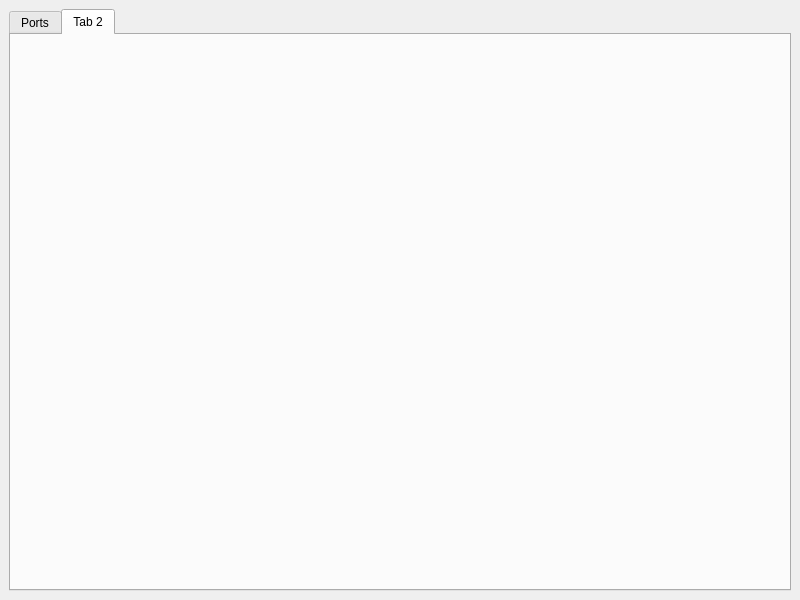
The window that mainwindow.ui (wh201906/SerialTest) describes before a commit, drawn with Qt 5.
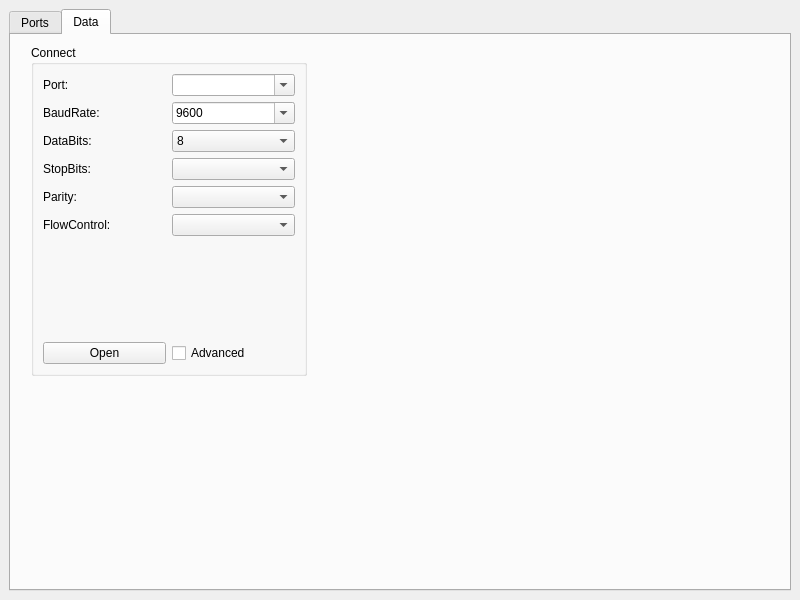
The same window after the commit.

```diff
--- a/mainwindow.ui
+++ b/mainwindow.ui
@@ -56,8 +56,192 @@
       </widget>
       <widget class="QWidget" name="tab_2">
        <attribute name="title">
-        <string>Tab 2</string>
+        <string>Data</string>
        </attribute>
+       <widget class="QGroupBox" name="groupBox">
+        <property name="geometry">
+         <rect>
+          <x>20</x>
+          <y>10</y>
+          <width>276</width>
+          <height>331</height>
+         </rect>
+        </property>
+        <property name="title">
+         <string>Connect</string>
+        </property>
+        <layout class="QGridLayout" name="gridLayout">
+         <item row="7" column="0">
+          <widget class="QPushButton" name="connectButton">
+           <property name="text">
+            <string>Open</string>
+           </property>
+          </widget>
+         </item>
+         <item row="0" column="0">
+          <widget class="QLabel" name="label">
+           <property name="text">
+            <string>Port:</string>
+           </property>
+          </widget>
+         </item>
+         <item row="2" column="0">
+          <widget class="QLabel" name="dataBitsLabel">
+           <property name="text">
+            <string>DataBits:</string>
+           </property>
+          </widget>
+         </item>
+         <item row="4" column="0">
+          <widget class="QLabel" name="parityLabel">
+           <property name="text">
+            <string>Parity:</string>
+           </property>
+          </widget>
+         </item>
+         <item row="1" column="0">
+          <widget class="QLabel" name="label_2">
+           <property name="text">
+            <string>BaudRate:</string>
+           </property>
+          </widget>
+         </item>
+         <item row="3" column="0">
+          <widget class="QLabel" name="stopBitsLabel">
+           <property name="text">
+            <string>StopBits:</string>
+           </property>
+          </widget>
+         </item>
+         <item row="5" column="0">
+          <widget class="QLabel" name="flowControlLabel">
+           <property name="text">
+            <string>FlowControl:</string>
+           </property>
+          </widget>
+         </item>
+         <item row="6" column="0">
+          <spacer name="verticalSpacer">
+           <property name="orientation">
+            <enum>Qt::Vertical</enum>
+           </property>
+           <property name="sizeHint" stdset="0">
+            <size>
+             <width>20</width>
+             <height>40</height>
+            </size>
+           </property>
+          </spacer>
+         </item>
+         <item row="7" column="1">
+          <widget class="QCheckBox" name="advancedBox">
+           <property name="text">
+            <string>Advanced</string>
+           </property>
+          </widget>
+         </item>
+         <item row="5" column="1">
+          <widget class="QComboBox" name="flowControlBox"/>
+         </item>
+         <item row="4" column="1">
+          <widget class="QComboBox" name="parityBox"/>
+         </item>
+         <item row="1" column="1">
+          <widget class="QComboBox" name="baudRateBox">
+           <property name="editable">
+            <bool>true</bool>
+           </property>
+           <property name="currentIndex">
+            <number>3</number>
+           </property>
+           <item>
+            <property name="text">
+             <string>1200</string>
+            </property>
+           </item>
+           <item>
+            <property name="text">
+             <string>2400</string>
+            </property>
+           </item>
+           <item>
+            <property name="text">
+             <string>4800</string>
+            </property>
+           </item>
+           <item>
+            <property name="text">
+             <string>9600</string>
+            </property>
+           </item>
+           <item>
+            <property name="text">
+             <string>19200</string>
+            </property>
+           </item>
+           <item>
+            <property name="text">
+             <string>38400</string>
+            </property>
+           </item>
+           <item>
+            <property name="text">
+             <string>57600</string>
+            </property>
+           </item>
+           <item>
+            <property name="text">
+             <string>115200</string>
+            </property>
+           </item>
+          </widget>
+         </item>
+         <item row="2" column="1">
+          <widget class="QComboBox" name="dataBitsBox">
+           <property name="editable">
+            <bool>false</bool>
+           </property>
+           <property name="currentIndex">
+            <number>3</number>
+           </property>
+           <item>
+            <property name="text">
+             <string>5</string>
+            </property>
+           </item>
+           <item>
+            <property name="text">
+             <string>6</string>
+            </property>
+           </item>
+           <item>
+            <property name="text">
+             <string>7</string>
+            </property>
+           </item>
+           <item>
+            <property name="text">
+             <string>8</string>
+            </property>
+           </item>
+          </widget>
+         </item>
+         <item row="3" column="1">
+          <widget class="QComboBox" name="stopBitsBox">
+           <property name="editable">
+            <bool>false</bool>
+           </property>
+          </widget>
+         </item>
+         <item row="0" column="1">
+          <widget class="QComboBox" name="portBox">
+           <property name="editable">
+            <bool>true</bool>
+           </property>
+          </widget>
+         </item>
+        </layout>
+       </widget>
       </widget>
      </widget>
     </item>
```
Left out of the diff: 4 changed lines with no effect on the pictures.
